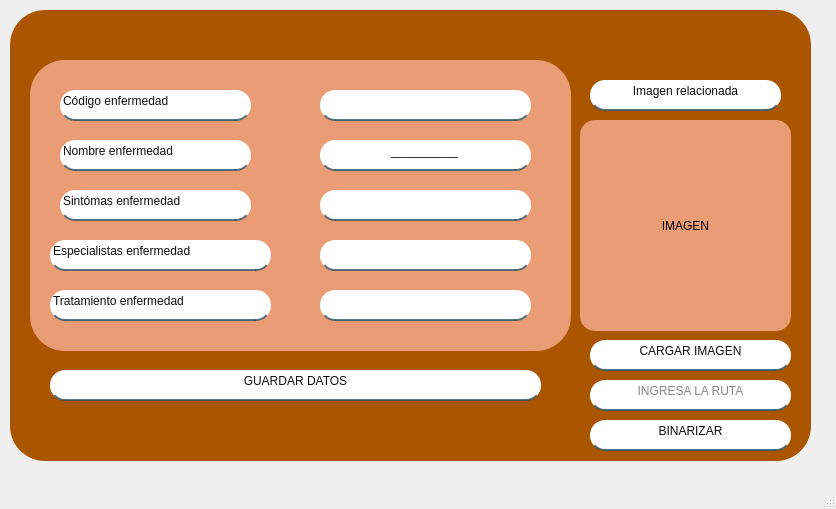
The window that agregar.ui (mariacamilato/TRABAJO-FINAL) describes before a commit, drawn with Qt 5.
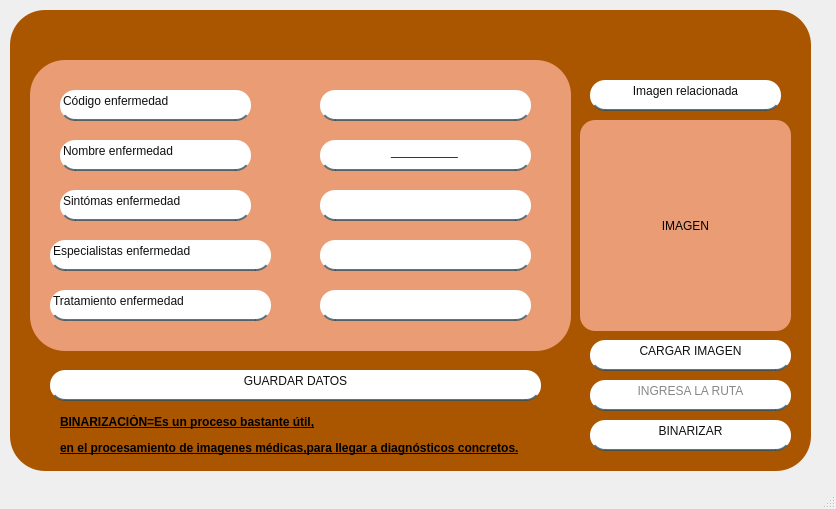
The same window after the commit. Icons and pictures are not drawn.

What changed in the file:
```diff
--- a/agregar.ui
+++ b/agregar.ui
@@ -20,7 +20,7 @@
       <x>10</x>
       <y>10</y>
       <width>801</width>
-      <height>451</height>
+      <height>461</height>
      </rect>
     </property>
     <property name="styleSheet">
@@ -553,6 +553,25 @@
       <string>BINARIZAR</string>
      </property>
     </widget>
+    <widget class="QLabel" name="label">
+     <property name="geometry">
+      <rect>
+       <x>50</x>
+       <y>400</y>
+       <width>471</width>
+       <height>51</height>
+      </rect>
+     </property>
+     <property name="toolTip">
+      <string>&lt;html&gt;&lt;head/&gt;&lt;body&gt;&lt;p&gt;PROCESO DE BINARIZACIÓN=Es un proceso bastante util,&lt;/p&gt;&lt;p&gt; en el procesamiento de imagenes médicas, &lt;/p&gt;&lt;p&gt;para llegar a diagnósticos concretos.&lt;/p&gt;&lt;/body&gt;&lt;/html&gt;</string>
+     </property>
+     <property name="styleSheet">
+      <string notr="true">font: 75 8pt &quot;Segoe Script&quot;</string>
+     </property>
+     <property name="text">
+      <string>&lt;html&gt;&lt;head/&gt;&lt;body&gt;&lt;p&gt;&lt;span style=&quot; font-weight:600; text-decoration: underline; color:#000000;&quot;&gt;BINARIZACIÓN=Es un proceso bastante útil,&lt;/span&gt;&lt;/p&gt;&lt;p&gt;&lt;span style=&quot; font-weight:600; text-decoration: underline; color:#000000;&quot;&gt;en el procesamiento de imagenes médicas,para llegar a diagnósticos concretos.&lt;/span&gt;&lt;/p&gt;&lt;/body&gt;&lt;/html&gt;</string>
+     </property>
+    </widget>
    </widget>
   </widget>
   <widget class="QMenuBar" name="menubar">
```
